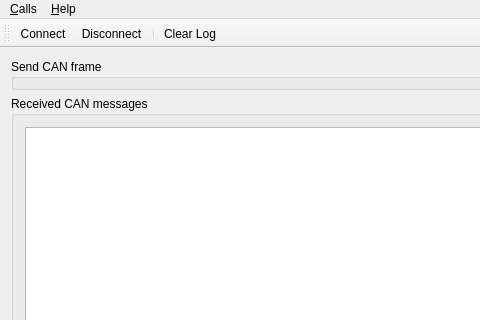
Before: the Qt Designer form examples/serialbus/can/mainwindow.ui in qtproject/pyside-pyside-setup, drawn with Qt 5; both pictures show x 0 to 480 and y 0 to 320 of the 634 by 527 pixel window.
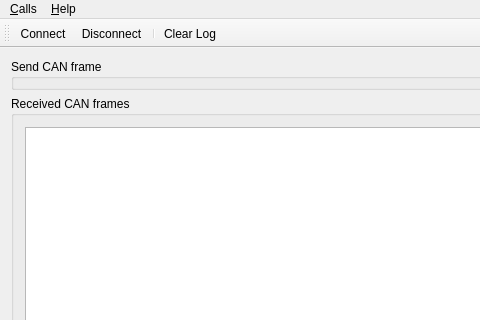
After: the same form once the commit is applied. Icons and pictures are not drawn. Custom widgets are drawn as their Qt base class.

Commit message:
serial bus examples: Update .ui files from C++
Pick-to: 6.11

Diff of the .ui file:
```diff
--- a/examples/serialbus/can/mainwindow.ui
+++ b/examples/serialbus/can/mainwindow.ui
@@ -25,7 +25,7 @@
     <item>
      <widget class="QGroupBox" name="receivedMessagesBox">
       <property name="title">
-       <string>Received CAN messages</string>
+       <string>Received CAN frames</string>
       </property>
       <layout class="QGridLayout" name="gridLayout">
        <item row="0" column="0">
```
Left out of the diff: 2 changed lines with no effect on the pictures. The commit also changes 3 other files.
